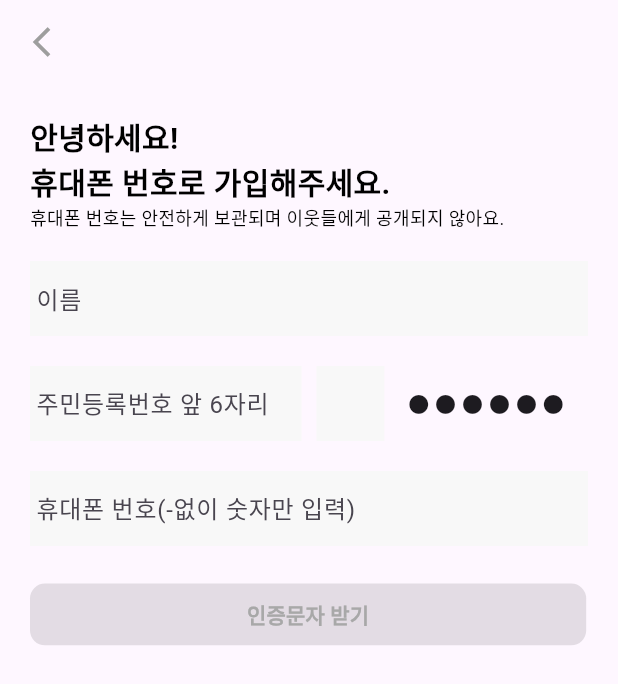
After one commit to tkv00/HOLO, a Flutter app: the SetLocationPage screen opened directly, after a tap on "가입ㄱㄱ", on a phone screen of 412 x 824 dp. The commit adds this screen. Shown: the top 684 px of the screen. Run offline on Flutter 3.47's test engine with Material 3 defaults, Android fonts, the phone set to English and light mode, and no system bars.

Commit message:
유효성 검사(오류 존재)

```diff
--- /dev/null
+++ b/lib/SignUp/SetLocationPage.dart
@@ -0,0 +1,27 @@
+import 'package:flutter/material.dart';
+import 'package:holo/SignUp/SignUpPage.dart';
+
+class SetLocationPage extends StatelessWidget {
+  const SetLocationPage({super.key});
+
+  @override
+  Widget build(BuildContext context) {
+    return Scaffold(
+      body: ListView(
+        children: [
+          ElevatedButton(onPressed: () {
+            Navigator.push(
+                context,
+                MaterialPageRoute(builder:
+                    (context) => const SignUpPage())
+            );
+          }, child: Text(
+            '가입ㄱㄱ',
+          ))
+        ]
+        ,
+      )
+      ,
+    );
+  }
+}
--- /dev/null
+++ b/lib/SignUp/SignUpPage.dart
@@ -0,0 +1,211 @@
+import 'package:flutter/material.dart';
+import 'package:flutter/services.dart';
+
+class SignUpPage extends StatefulWidget {
+  const SignUpPage({Key? key}) : super(key: key);
+
+  @override
+  _SignUpPageState createState() => _SignUpPageState();
+}
+
+class _SignUpPageState extends State<SignUpPage> {
+  final GlobalKey<FormState> _formKey = GlobalKey<FormState>();
+  final FocusNode _nameFocusNode = FocusNode();
+  final FocusNode _ssnFrontFocusNode = FocusNode();
+  final FocusNode _ssnBackFocusNode = FocusNode();
+  final FocusNode _phoneNumberFocusNode = FocusNode();
+  bool _isButtonEnabled = false;
+
+  void _updateButtonState() {
+    setState(() {
+      _isButtonEnabled = _formKey.currentState?.validate() ?? false;
+    });
+  }
+
+  @override
+  Widget build(BuildContext context) {
+    return Scaffold(
+      appBar: AppBar(
+        leading: IconButton(
+          onPressed: () => Navigator.pop(context),
+          color: Colors.grey,
+          icon: const Icon(Icons.arrow_back_ios_outlined),
+        ),
+      ),
+      body: Padding(
+        padding: const EdgeInsets.all(20.0),
+        child: Form(
+          key: _formKey,
+          onChanged: _updateButtonState, // 폼이 변경될 때마다 버튼 상태 업데이트
+          child: Column(
+            crossAxisAlignment: CrossAxisAlignment.start,
+            children: [
+              const Text(
+                '안녕하세요!',
+                style: TextStyle(
+                  color: Colors.black,
+                  fontSize: 20,
+                  fontWeight: FontWeight.w700,
+                ),
+              ),
+              const Text(
+                '휴대폰 번호로 가입해주세요.',
+                style: TextStyle(
+                  color: Colors.black,
+                  fontSize: 20,
+                  fontWeight: FontWeight.w700,
+                ),
+              ),
+              const Text(
+                '휴대폰 번호는 안전하게 보관되며 이웃들에게 공개되지 않아요.',
+                style: TextStyle(
+                  color: Colors.black,
+                  fontWeight: FontWeight.w400,
+                  fontSize: 12,
+                ),
+              ),
+              const SizedBox(height: 20),
+              TextFormField(
+                cursorColor: Colors.black,
+                decoration: InputDecoration(
+                  contentPadding: EdgeInsets.symmetric(vertical:5),
+                  border: InputBorder.none,
+                  labelText: '이름',
+                  fillColor: Color.fromRGBO(248, 248, 248, 1),
+                  filled: true,
+                ),
+                validator: (value) {
+                  if (value == null ||
+                      value.isEmpty ||
+                      !RegExp(r'^[가-힣]+$').hasMatch(value)) {
+                    return '한글 이름을 입력해주세요.';
+                  }
+                  return null;
+                },
+                autovalidateMode: AutovalidateMode.onUserInteraction,
+              ),
+              SizedBox(height: 20),
+              Row(
+                children: [
+                  Expanded(
+                    flex: 4,
+                    child: TextFormField(
+                      cursorColor: Colors.black,
+                      decoration: InputDecoration(
+                        border: InputBorder.none,
+                        labelText: '주민등록번호 앞 6자리',
+                        fillColor: Color.fromRGBO(248, 248, 248, 1),
+                        filled: true,
+                        contentPadding: EdgeInsets.symmetric(vertical:5),
+                      ),
+                      keyboardType: TextInputType.number,
+                      inputFormatters: [
+                        FilteringTextInputFormatter.digitsOnly,
+                        LengthLimitingTextInputFormatter(6)
+                      ],
+                      validator: (value) {
+                        if (value == null || value.length != 6) {
+                          return '6자리 숫자를 입력해주세요.';
+                        }
+                        return null;
+                      },
+                    ),
+                  ),
+                  SizedBox(width: 10),
+                  Expanded(
+                    flex: 1,
+                    child: TextFormField(
+
+                      cursorColor: Colors.black,
+                      decoration: InputDecoration(
+                        border: InputBorder.none,
+                        contentPadding: EdgeInsets.symmetric(vertical:5),
+                        labelText: '',
+                        fillColor: Color.fromRGBO(248, 248, 248, 1),
+                        filled: true,
+                      ),
+                      keyboardType: TextInputType.number,
+                      inputFormatters: [
+                        FilteringTextInputFormatter.digitsOnly,
+                        LengthLimitingTextInputFormatter(1)
+                      ],
+                      validator: (value) {
+                        if (value == null || value.length != 1) {
+                          return '1자리 숫자를 입력해주세요.';
+                        }
+                        return null;
+                      },
+                    ),
+                  ),
+                  Expanded(
+                      flex: 3,
+                      child: Text(
+                        '● ● ● ● ● ●',
+                        textAlign: TextAlign.center,
+                      )),
+                ],
+              ),
+              SizedBox(height: 20),
+              TextFormField(
+                cursorColor: Colors.black,
+                decoration: InputDecoration(
+                  contentPadding: EdgeInsets.symmetric(vertical:5),
+                  border: InputBorder.none,
+                  labelText: '휴대폰 번호(-없이 숫자만 입력)',
+                  fillColor: Color.fromRGBO(248, 248, 248, 1),
+                  filled: true,
+                ),
+                keyboardType: TextInputType.number,
+                inputFormatters: [
+                  FilteringTextInputFormatter.digitsOnly,
+                  LengthLimitingTextInputFormatter(11)
+                ],
+                validator: (value) {
+                  if (value == null || value.length != 11) {
+                    return '11자리 휴대폰 번호를 입력해주세요.';
+                  }
+                  return null;
+                },
+              ),
+              SizedBox(height: 20),
+
+              // 마지막 버튼
+              Container(
+                margin: const EdgeInsets.symmetric(vertical: 5.0),
+                width: MediaQuery.of(context).size.width * 0.9,
+                height: MediaQuery.of(context).size.height * 0.05,
+                child: ElevatedButton(
+                  onPressed: _isButtonEnabled
+                      ? () {
+                          ScaffoldMessenger.of(context).showSnackBar(
+                              const SnackBar(content: Text('Processing Data')));
+                        }
+                      : null,
+                  style: ElevatedButton.styleFrom(
+                    backgroundColor: _isButtonEnabled
+                        ? Colors.blue
+                        : Color.fromRGBO(248, 248, 248, 1), // 버튼 활성화 시 색상 변경
+                    shape: RoundedRectangleBorder(
+                      borderRadius: BorderRadius.circular(10),
+                    ),
+                    elevation: 0,
+                  ),
+                  child: Text(
+                    '인증문자 받기',
+                    style: TextStyle(
+                      fontWeight: FontWeight.w600,
+                      fontSize: 14,
+                      color: _isButtonEnabled
+                          ? Colors.white
+                          : Color.fromRGBO(168, 168, 168, 1),
+                    ),
+                  ),
+                ),
+              ),
+            ],
+          ),
+        ),
+      ),
+    );
+  }
+}
--- a/lib/StartPage.dart
+++ b/lib/StartPage.dart
@@ -1,4 +1,5 @@
 import 'package:flutter/material.dart';
+import 'package:holo/SignUp/SetLocationPage.dart';
 
 class StartPage extends StatelessWidget {
   const StartPage({super.key});
@@ -44,7 +45,13 @@ class StartPage extends StatelessWidget {
             ),
             Spacer(),
             ElevatedButton(
-              onPressed: () {},
+              onPressed: () {
+                Navigator.push(
+                  context,
+                  MaterialPageRoute(
+                      builder: (context) => const SetLocationPage()),
+                );
+              },
               child: Text(
                 '시작하기',
                 style: TextStyle(
@@ -59,7 +66,7 @@ class StartPage extends StatelessWidget {
                           0.9, //다른 디바이스에서의 사용 고려-> 디바이스 크기비율로 버튼 크기조정
                       MediaQuery.of(context).size.height * 0.07),
                   //다른 디바이스에서의 사용 고려-> 디바이스 크기비율로 버튼 크기조정
-                  backgroundColor: Colors.blue,
+                  backgroundColor: Color(0xFF0077FF),
                   // 버튼 배경색 설정
                   foregroundColor: Colors.white,
                   shape: RoundedRectangleBorder(
@@ -79,7 +86,7 @@ class StartPage extends StatelessWidget {
                       onPressed: () {},
                       child: Text(
                         '로그인',
-                        style: TextStyle(color: Colors.blue),
+                        style: TextStyle(color: const Color(0xFF0077FF)),
                       ))
                 ],
               ),
```
